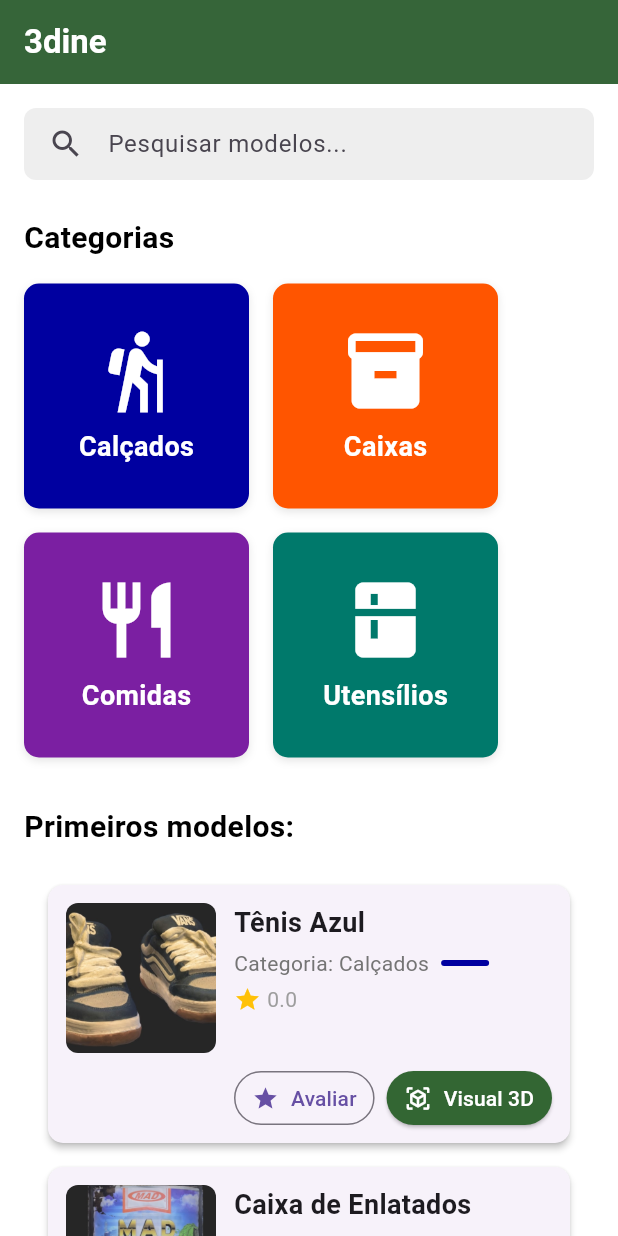
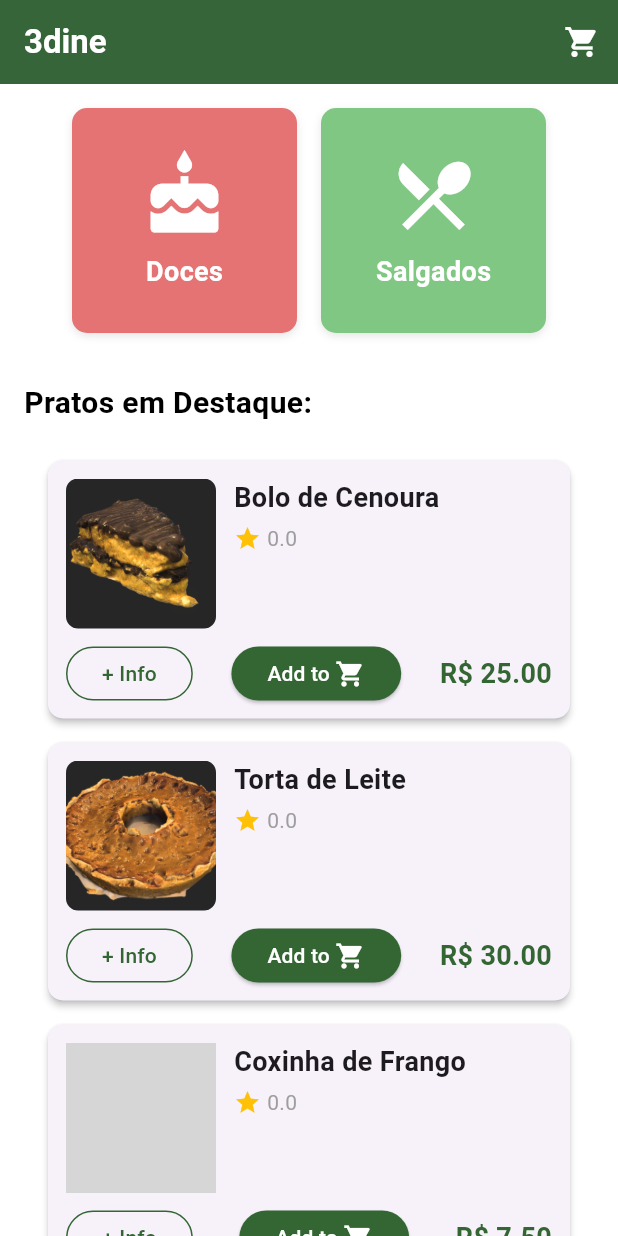
Before and after one commit to pedindev/3DINE, a Flutter app: the screen it shows after launch, on a phone screen of 412 x 824 dp. Run offline on Flutter 3.47's test engine with Material 3 defaults, Android fonts, the light colour scheme and no system bars; our stand-ins replace shared_preferences, supabase_flutter; missing offline and left inert: model_viewer_plus; accounts and stored records are empty; network calls fail; grey boxes are pictures that could not be loaded.

Commit message:
first commit

```diff
--- a/lib/data/models_data.dart
+++ b/lib/data/models_data.dart
@@ -3,43 +3,47 @@ import '../models/model_3d.dart';
 // Lista de modelos com URLs do p3d.in
 final List<Model3D> predefinedModels = [
   Model3D(
-    id: 'tenis_azul',
-    name: 'Tênis Azul',
-    imagePath: 'assets/images/tenis_azul.jpg',
-    category: 'calcados',
-    p3dUrl: 'https://p3d.in/k1Tzq',
-    glbPath: 'modelos/tenis_azul.glb',
+    id: 'bolo_cenoura',
+    name: 'Bolo de Cenoura',
+    imagePath: 'assets/images/bolo_cenoura.png',
+    category: 'doces',
+    p3dUrl: 'https://p3d.in/7rMTx',
+    glbPath: 'modelos/bolo_cenoura.glb',
+    price: 25.00,
+    ingredients: 'Farinha de trigo, açúcar, ovos, cenoura, chocolate',
+    description: 'Um delicioso bolo de cenoura com uma rica cobertura de chocolate. Perfeito para qualquer ocasião.',
   ),
   Model3D(
-    id: 'caixa_enlatado',
-    name: 'Caixa de Enlatados',
-    imagePath: 'assets/images/caixa_enlatados.jpg',
-    category: 'caixas',
-    p3dUrl: 'https://p3d.in/zs82J',
-    glbPath: 'modelos/caixa_enlatado.glb',
+    id: 'torta_doce',
+    name: 'Torta de Leite',
+    imagePath: 'assets/images/torta_doce.png',
+    category: 'doces',
+    p3dUrl: 'https://p3d.in/7rMTx',
+    glbPath: 'modelos/torta_doce.glb',
+    price: 30.00,
+    ingredients: 'Leite condensado, creme de leite, biscoito, manteiga',
+    description: 'Uma torta cremosa de leite condensado com base de biscoito, ideal para os amantes de doces.',
   ),
   Model3D(
-    id: 'prato_cuscuz',
-    name: 'Prato de Cuscuz com Ovo',
-    imagePath: 'assets/images/prato_cuscuz.jpg',
-    category: 'comidas',
-    p3dUrl: 'https://p3d.in/ea0x9',
-    glbPath: 'modelos/prato_cuscuz.glb',
+    id: 'coxinha',
+    name: 'Coxinha de Frango',
+    imagePath: 'assets/images/coxinha.png',
+    category: 'salgados',
+    p3dUrl: 'https://p3d.in/xxxx',
+    glbPath: 'modelos/coxinha.glb',
+    price: 7.50,
+    ingredients: 'Massa de batata, frango desfiado, requeijão',
+    description: 'A tradicional coxinha de frango com massa macia de batata e recheio cremoso de frango com requeijão.',
   ),
   Model3D(
-    id: 'copo_mcdonalds',
-    name: 'Copo do McDonald\'s',
-    imagePath: 'assets/images/copo_mcdonalds.jpg',
-    category: 'utensilios',
-    p3dUrl: 'https://p3d.in/SXJ7B',
-    glbPath: 'modelos/copo_mcdonalds.glb',
-  ),
-  Model3D(
-    id: 'caixa_perfume',
-    name: 'Caixa de Perfume',
-    imagePath: 'assets/images/caixa_perfume.jpg',
-    category: 'caixas',
-    p3dUrl: 'https://p3d.in/KSVjt',
-    glbPath: 'modelos/caixa_perfume.glb',
+    id: 'pastel',
+    name: 'Pastel de Carne',
+    imagePath: 'assets/images/pastel.png',
+    category: 'salgados',
+    p3dUrl: 'https://p3d.in/yyyy',
+    glbPath: 'modelos/pastel.glb',
+    price: 8.00,
+    ingredients: 'Farinha, carne moída, azeitonas, temperos',
+    description: 'Um pastel crocante recheado com carne moída bem temperada e azeitonas.',
   ),
 ];
--- a/lib/models/model_3d.dart
+++ b/lib/models/model_3d.dart
@@ -6,6 +6,9 @@ class Model3D {
   final String p3dUrl;
   final String glbPath;
   double averageRating;
+  final double price;
+  final String ingredients;
+  final String description;
 
   Model3D({
     required this.id,
@@ -15,5 +18,8 @@ class Model3D {
     required this.p3dUrl,
     required this.glbPath,
     this.averageRating = 0.0,
+    required this.price,
+    required this.ingredients,
+    required this.description,
   });
 }
--- a/lib/screens/home_screen.dart
+++ b/lib/screens/home_screen.dart
@@ -5,6 +5,7 @@ import '../widgets/search_bar.dart';
 import '../widgets/category_button.dart';
 import '../widgets/model_card.dart';
 import 'category_screen.dart';
+import 'cart_screen.dart';
 
 class HomeScreen extends StatefulWidget {
   const HomeScreen({super.key});
@@ -21,28 +22,16 @@ class _HomeScreenState extends State<HomeScreen> {
   // Definição das categorias
   final List<Map<String, dynamic>> _categories = [
     {
-      'id': 'calcados',
-      'name': 'Calçados',
-      'icon': Icons.hiking,
-      'color': const Color(0xFF0000A0), // Azul escuro neon
+      'id': 'doces',
+      'name': 'Doces',
+      'icon': Icons.cake,
+      'color': const Color(0xFFE57373), // Vermelho claro
     },
     {
-      'id': 'caixas',
-      'name': 'Caixas',
-      'icon': Icons.inventory_2,
-      'color': const Color(0xFFFF5500), // Laranja neon
-    },
-    {
-      'id': 'comidas',
-      'name': 'Comidas',
-      'icon': Icons.restaurant,
-      'color': const Color(0xFF7B1FA2), // Roxo
-    },
-    {
-      'id': 'utensilios',
-      'name': 'Utensílios',
-      'icon': Icons.kitchen,
-      'color': const Color(0xFF00796B), // Verde-azulado
+      'id': 'salgados',
+      'name': 'Salgados',
+      'icon': Icons.local_dining,
+      'color': const Color(0xFF81C784), // Verde claro
     },
   ];
 
@@ -64,7 +53,7 @@ class _HomeScreenState extends State<HomeScreen> {
   Widget build(BuildContext context) {
     return Scaffold(
       appBar: AppBar(
-        backgroundColor: Color(0xFF336633),
+        backgroundColor: const Color(0xFF336633),
         title: const Text(
           '3dine',
           style: TextStyle(
@@ -72,6 +61,20 @@ class _HomeScreenState extends State<HomeScreen> {
             fontWeight: FontWeight.bold,
           ),
         ),
+        actions: [
+          IconButton(
+            icon: const Icon(Icons.shopping_cart, color: Colors.white),
+            onPressed: () {
+              // Implementar a navegação para a tela do carrinho ou lógica do carrinho aqui
+              Navigator.push(
+                context,
+                MaterialPageRoute(
+                  builder: (context) => const CartScreen(),
+                ),
+              );
+            },
+          ),
+        ],
       ),
       body: SingleChildScrollView(
         physics: const AlwaysScrollableScrollPhysics(),
@@ -81,25 +84,26 @@ class _HomeScreenState extends State<HomeScreen> {
             crossAxisAlignment: CrossAxisAlignment.start,
             children: [
               // Barra de pesquisa
-              CustomSearchBar(onSearch: _searchModels),
-              const SizedBox(height: 24),
+              // CustomSearchBar(onSearch: _searchModels),
+              // const SizedBox(height: 24),
 
               // Título de categorias
-              const Text(
-                'Categorias',
-                style: TextStyle(
-                  fontSize: 20,
-                  fontWeight: FontWeight.bold,
-                  color: Colors.black,
-                ),
-              ),
-              const SizedBox(height: 16),
+              // const Text(
+              //   'Categorias',
+              //   style: TextStyle(
+              //     fontSize: 20,
+              //     fontWeight: FontWeight.bold,
+              //     color: Colors.black,
+              //   ),
+              // ),
+              // const SizedBox(height: 16),
 
               // Botões de categorias
-              Wrap(
+              Center(
+                child: Wrap(
                   spacing: 16,
                   runSpacing: 16,
-                alignment: WrapAlignment.spaceEvenly,
+                  alignment: WrapAlignment.center,
                   children: _categories.map((category) {
                     return CategoryButton(
                       title: category['name'],
@@ -121,6 +125,7 @@ class _HomeScreenState extends State<HomeScreen> {
                     );
                   }).toList(),
                 ),
+              ),
               const SizedBox(height: 32),
 
               // Título da lista de modelos
@@ -128,7 +133,7 @@ class _HomeScreenState extends State<HomeScreen> {
                 mainAxisAlignment: MainAxisAlignment.spaceBetween,
                 children: [
                   const Text(
-                    'Primeiros modelos:',
+                    'Pratos em Destaque:',
                     style: TextStyle(
                       fontSize: 20,
                       fontWeight: FontWeight.bold,
--- /dev/null
+++ b/lib/services/cart_provider.dart
@@ -0,0 +1,53 @@
+import 'package:flutter/foundation.dart';
+import '../models/model_3d.dart';
+
+class CartItem {
+  final Model3D model;
+  int quantity;
+
+  CartItem({required this.model, this.quantity = 1});
+
+  // Método para aumentar a quantidade
+  void incrementQuantity() {
+    quantity++;
+  }
+
+  // Método para diminuir a quantidade
+  void decrementQuantity() {
+    if (quantity > 1) {
+      quantity--;
+    }
+  }
+}
+
+class CartProvider extends ChangeNotifier {
+  final List<CartItem> _items = [];
+
+  List<CartItem> get items => _items;
+
+  void addItem(Model3D model) {
+    int index = _items.indexWhere((item) => item.model.id == model.id);
+    if (index != -1) {
+      // Se o item já existe, apenas aumenta a quantidade
+      _items[index].incrementQuantity();
+    } else {
+      // Se o item não existe, adiciona um novo
+      _items.add(CartItem(model: model));
+    }
+    notifyListeners(); // Notifica os ouvintes que a lista mudou
+  }
+
+  void removeItem(String modelId) {
+    _items.removeWhere((item) => item.model.id == modelId);
+    notifyListeners();
+  }
+
+  void clearCart() {
+    _items.clear();
+    notifyListeners();
+  }
+
+  double get totalPrice {
+    return _items.fold(0.0, (sum, item) => sum + (item.model.price * item.quantity));
+  }
+}
--- a/lib/widgets/model_card.dart
+++ b/lib/widgets/model_card.dart
@@ -1,8 +1,11 @@
 import 'package:flutter/material.dart';
+import 'package:provider/provider.dart';
 import '../models/model_3d.dart';
 import '../services/supabase_rating_service.dart';
 import '../screens/rating_screen.dart';
 import '../screens/model_viewer_screen.dart';
+import '../screens/informacoes_screen.dart';
+import '../services/cart_provider.dart';
 
 class ModelCard extends StatefulWidget {
   final Model3D model;
@@ -92,31 +95,6 @@ class _ModelCardState extends State<ModelCard> {
                       const SizedBox(height: 4),
                       Row(
                         children: [
-                          Flexible(
-                            child: Text(
-                              'Categoria: ${_formatCategory(widget.model.category)}',
-                              style: TextStyle(
-                                fontSize: 14,
-                                color: Colors.grey[600],
-                              ),
-                              maxLines: 1,
-                              overflow: TextOverflow.ellipsis,
-                            ),
-                          ),
-                          const SizedBox(width: 8),
-                          Container(
-                            height: 4,
-                            width: 32,
-                            decoration: BoxDecoration(
-                              color: _getCategoryColor(widget.model.category),
-                              borderRadius: BorderRadius.circular(2),
-                            ),
-                          ),
-                        ],
-                      ),
-                      const SizedBox(height: 4),
-                      Row(
-                        children: [
                           const Icon(Icons.star, color: Colors.amber, size: 18),
                           const SizedBox(width: 4),
                           Text(
@@ -134,56 +112,59 @@ class _ModelCardState extends State<ModelCard> {
               ],
             ),
             const SizedBox(height: 12),
-            // Botões
+            // Botões e Preço
             Row(
-              mainAxisAlignment: MainAxisAlignment.end,
+              mainAxisAlignment: MainAxisAlignment.spaceBetween,
               children: [
-                // Botão de avaliação
+                // Botão + Info (esquerda)
                 SizedBox(
                   height: 36,
-                  child: OutlinedButton.icon(
-                    icon: const Icon(Icons.star, size: 18),
-                    label: const Text(
-                      'Avaliar',
-                      style: TextStyle(fontSize: 14),
-                    ),
+                  child: OutlinedButton(
                     style: OutlinedButton.styleFrom(
-                      padding: const EdgeInsets.symmetric(horizontal: 12),
-                    ),
-                    onPressed: () async {
-                      await Navigator.push(
-                        context,
-                        MaterialPageRoute(
-                          builder: (context) => RatingScreen(model: widget.model),
-                        ),
-                      );
-                      _loadAverageRating();
-                    },
-                  ),
-                ),
-                const SizedBox(width: 8),
-                // Botão de visualização 3D
-                SizedBox(
-                  height: 36,
-                  child: ElevatedButton.icon(
-                    icon: const Icon(Icons.view_in_ar, size: 18),
-                    label: const Text(
-                      'Visual 3D',
-                      style: TextStyle(fontSize: 14),
-                    ),
-                    style: ElevatedButton.styleFrom(
-                      backgroundColor: const Color(0xFF336633),
-                      foregroundColor: Colors.white,
-                      padding: const EdgeInsets.symmetric(horizontal: 12),
+                      foregroundColor: const Color(0xFF336633),
+                      side: const BorderSide(color: Color(0xFF336633)),
                     ),
                     onPressed: () {
                       Navigator.push(
                         context,
                         MaterialPageRoute(
-                          builder: (context) => ModelViewerScreen(model: widget.model),
+                          builder: (context) => InformacoesScreen(model: widget.model),
                         ),
                       );
                     },
+                    child: const Text('+ Info'),
+                  ),
+                ),
+                // Botão Add to Cart (centro)
+                SizedBox(
+                  height: 36,
+                  child: ElevatedButton(
+                    style: ElevatedButton.styleFrom(
+                      backgroundColor: const Color(0xFF336633),
+                      foregroundColor: Colors.white,
+                    ),
+                    onPressed: () {
+                      Provider.of<CartProvider>(context, listen: false).addItem(widget.model);
+                      ScaffoldMessenger.of(context).showSnackBar(
+                        SnackBar(content: Text('${widget.model.name} adicionado ao carrinho!')),
+                      );
+                    },
+                    child: Row(
+                      mainAxisSize: MainAxisSize.min,
+                      children: [
+                        const Text('Add to '),
+                        const Icon(Icons.shopping_cart, size: 20),
+                      ],
+                    ),
+                  ),
+                ),
+                // Preço (direita)
+                Text(
+                  'R\$ ${widget.model.price.toStringAsFixed(2)}',
+                  style: const TextStyle(
+                    fontSize: 18,
+                    fontWeight: FontWeight.bold,
+                    color: Color(0xFF336633),
                   ),
                 ),
               ],
@@ -196,29 +177,21 @@ class _ModelCardState extends State<ModelCard> {
 
   String _formatCategory(String category) {
     switch (category) {
-      case 'calcados':
-        return 'Calçados';
-      case 'caixas':
-        return 'Caixas';
-      case 'comidas':
-        return 'Comidas';
-      case 'utensilios':
-        return 'Utensílios';
+      case 'doces':
+        return 'Doces';
+      case 'salgados':
+        return 'Salgados';
       default:
-        return category;
+        return 'Outros';
     }
   }
 
   Color _getCategoryColor(String category) {
     switch (category) {
-      case 'calcados':
-        return const Color(0xFF0000A0); // Azul escuro neon
-      case 'caixas':
-        return const Color(0xFFFF5500); // Laranja neon
-      case 'comidas':
-        return const Color(0xFF7B1FA2); // Roxo
-      case 'utensilios':
-        return const Color(0xFF00796B); // Verde-azulado
+      case 'doces':
+        return const Color(0xFFE57373); // Vermelho claro
+      case 'salgados':
+        return const Color(0xFF81C784); // Verde claro
       default:
         return Colors.grey;
     }
--- a/pubspec.yaml
+++ b/pubspec.yaml
@@ -39,6 +39,7 @@ dependencies:
   flutter_launcher_icons: ^0.14.3
   supabase_flutter: ^2.9.0
   model_viewer_plus: ^1.9.3
+  provider: ^6.0.5
 
 
 
```
Also changed, not shown: lib/main.dart (+8 -1 lines), lib/screens/cart_screen.dart (added, +123 -0 lines), lib/screens/informacoes_screen.dart (added, +236 -0 lines), README.txt (added), assets/images/bolo_cenoura.png (added), assets/images/torta_doce.png (added), pubspec.lock, 2 other files. Lines whose indentation alone changed are shown as unchanged.
